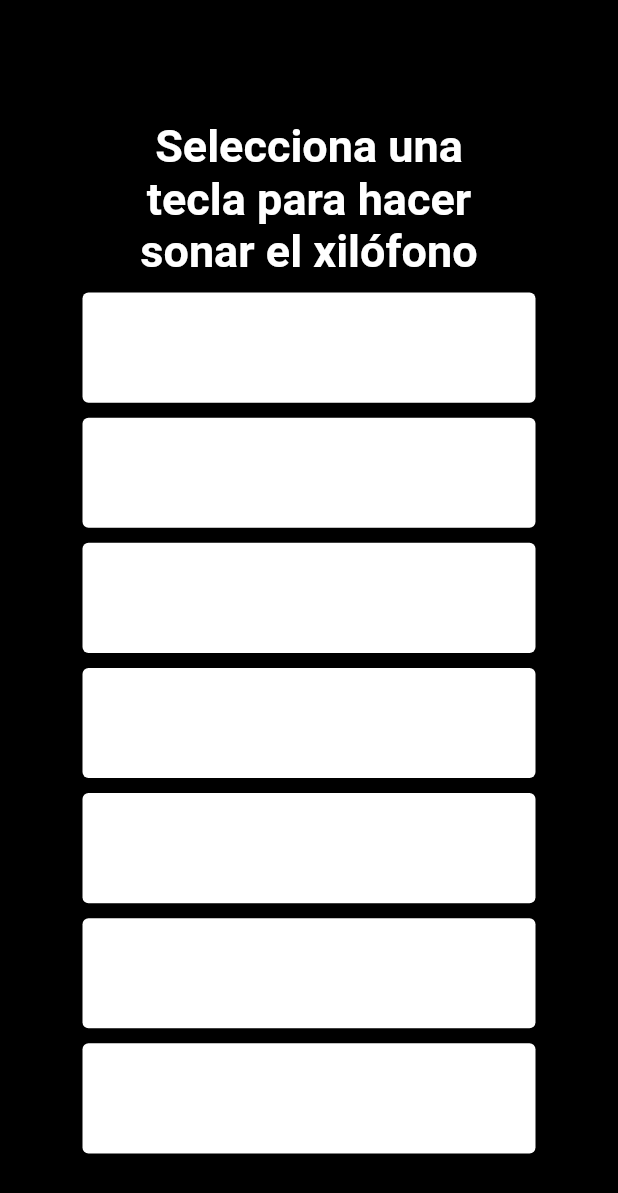
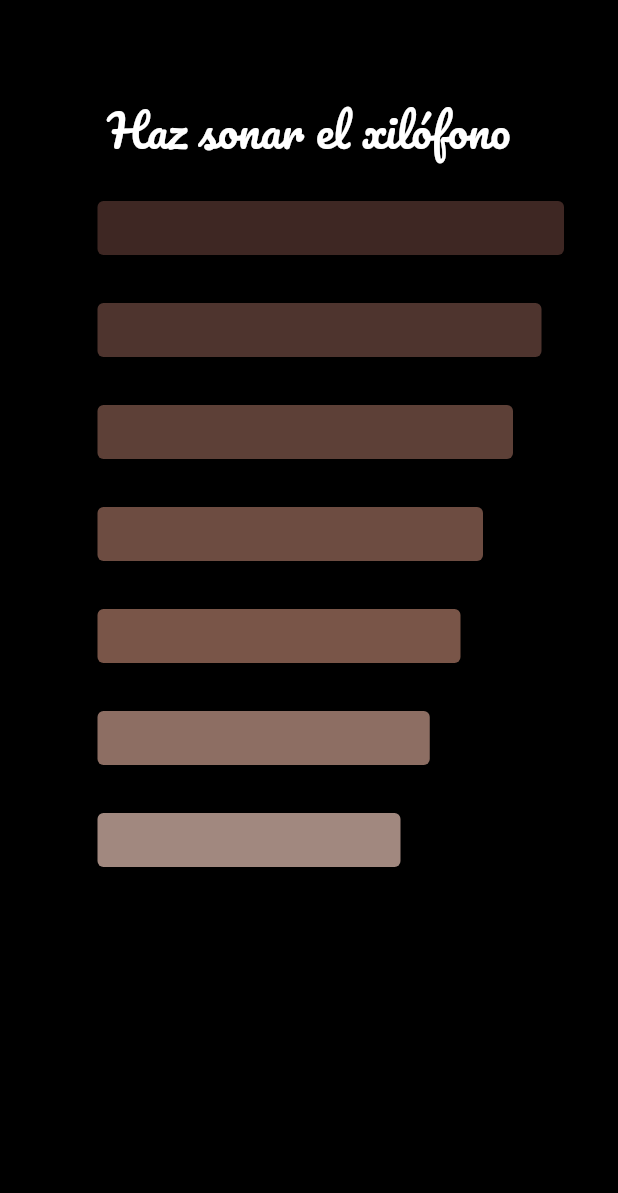
Before and after one commit to frankgimeno3/xilofonapp, a Flutter app: the screen it shows after launch, on a phone screen of 412 x 824 dp. Shown: the top 1193 px of the screen. Run offline on Flutter 3.47's test engine with Material 2 defaults, Android fonts, the light colour scheme and no system bars; our stand-ins replace just_audio.

Commit message:
rediseño completo

```diff
--- a/lib/main.dart
+++ b/lib/main.dart
@@ -22,10 +22,14 @@
     }
   }
 
-  Widget buildKey({required Color color, required int soundNumber}) {
-    return Expanded(
+  Widget buildKey(
+      {required Color color,
+      required int soundNumber,
+      required double paddingnum}) {
+    return Padding(
+      padding: EdgeInsets.fromLTRB(30.0, 5.0, paddingnum, 5.0),
       child: Padding(
-        padding: EdgeInsets.all(5.0),
+        padding: EdgeInsets.fromLTRB(5.0, 5.0, 5.0, 5.0),
         child: TextButton(
           style: ButtonStyle(
             backgroundColor: MaterialStateProperty.all(color),
@@ -52,7 +56,7 @@
         backgroundColor: Colors.black,
         body: SafeArea(
           child: Padding(
-            padding: const EdgeInsets.all(50.0),
+            padding: const EdgeInsets.all(30.0),
             child: Column(
               crossAxisAlignment: CrossAxisAlignment.stretch,
               children: <Widget>[
@@ -60,23 +64,23 @@
                   child: Padding(
                     padding: const EdgeInsets.fromLTRB(30.0, 30.0, 30.0, 5.0),
                     child: Text(
-                      "Selecciona una tecla para hacer sonar el xilófono",
+                      "Haz sonar el xilófono",
                       style: TextStyle(
+                        fontFamily: 'Pacifico',
                         color: Colors.white,
                         fontSize: 30.0,
-                        fontWeight: FontWeight.bold,
-                      ),
+                       ),
                       textAlign: TextAlign.center,
                     ),
                   ),
                 ),
-                buildKey(color: Colors.white, soundNumber: 1),
-                buildKey(color: Colors.white, soundNumber: 2),
-                buildKey(color: Colors.white, soundNumber: 3),
-                buildKey(color: Colors.white, soundNumber: 4),
-                buildKey(color: Colors.white, soundNumber: 5),
-                buildKey(color: Colors.white, soundNumber: 6),
-                buildKey(color: Colors.white, soundNumber: 7),
+                buildKey(color: Colors.brown.shade900, soundNumber: 1, paddingnum: 1.0),
+                buildKey(color: Colors.brown.shade800, soundNumber: 2, paddingnum: 16.0),
+                buildKey(color: Colors.brown.shade700, soundNumber: 3, paddingnum: 35.0),
+                buildKey(color: Colors.brown.shade600, soundNumber: 4, paddingnum: 55.0),
+                buildKey(color: Colors.brown, soundNumber: 5, paddingnum: 70.0),
+                buildKey(color: Colors.brown.shade400, soundNumber: 6, paddingnum: 90.5),
+                buildKey(color: Colors.brown.shade300, soundNumber: 7, paddingnum: 110.0),
               ],
             ),
           ),
```
Also changed, not shown: pubspec.yaml (+7 -0 lines), fonts/Pacifico-Regular.ttf (added), fonts/SourceSans3-Regular.ttf (added), 1 other file.
